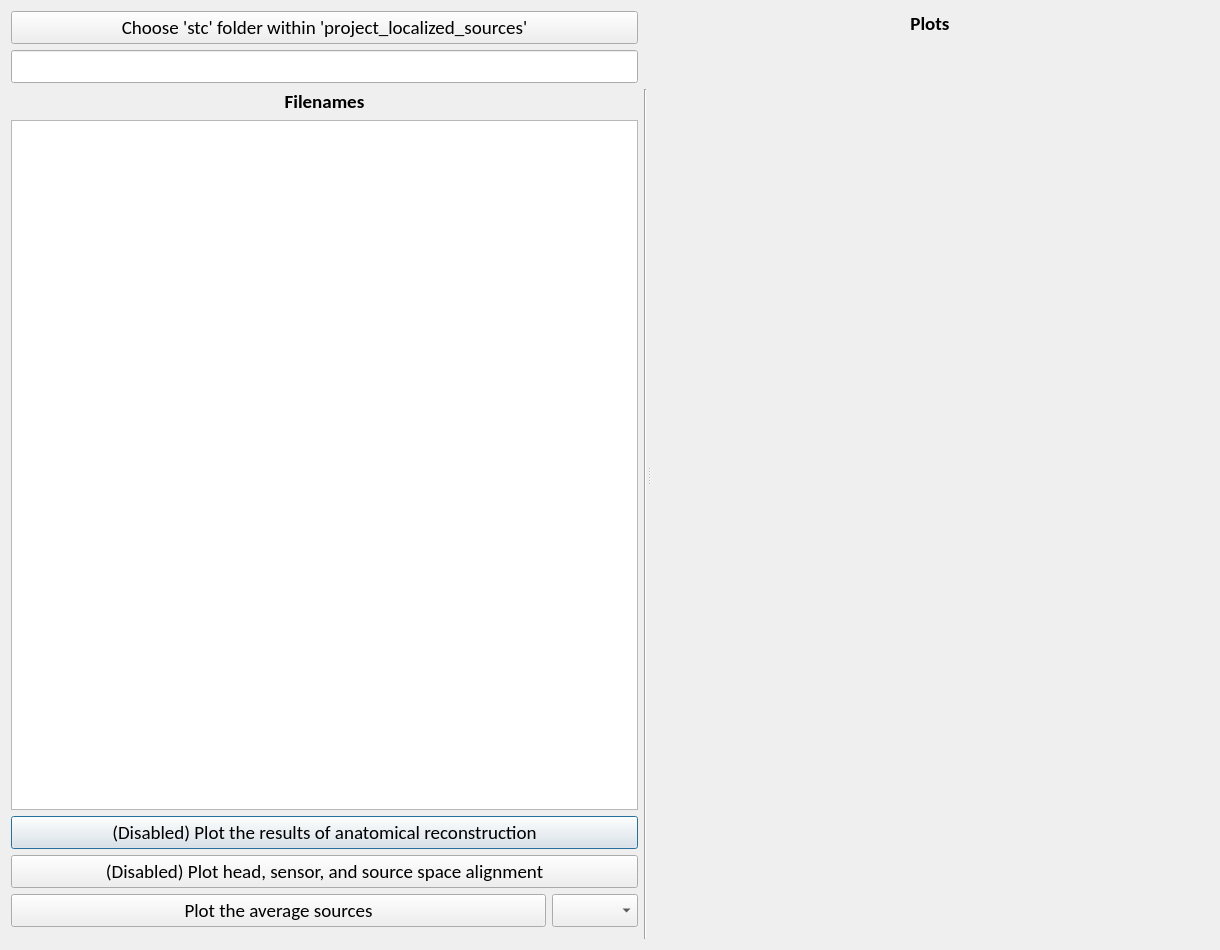
Qt form src/main/resources/base/SourceVisualizationWindow.ui (eeg-comet/eeg-comet) before a commit.
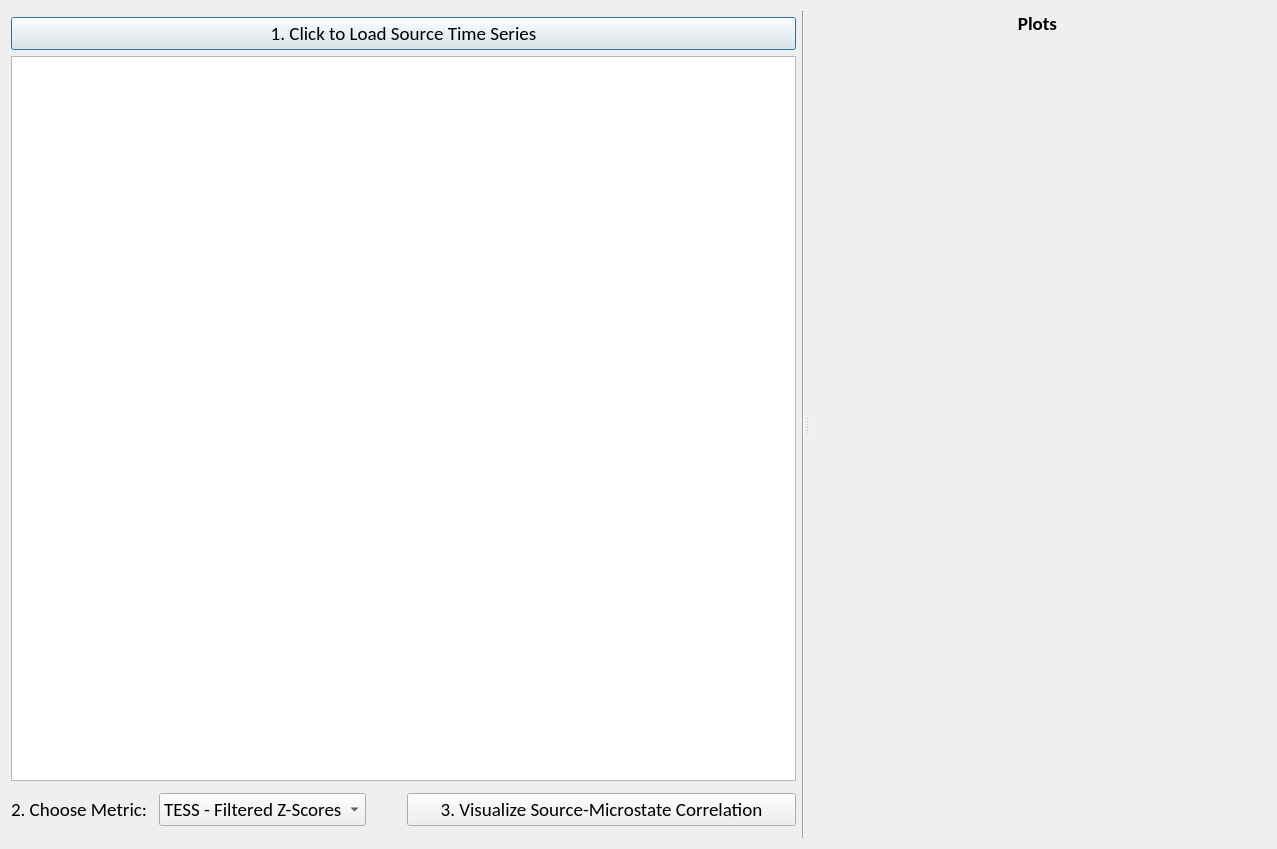
The same form after that commit. Custom widgets are drawn as their Qt base class.

Commit message: added updates to source localization and list of todos

```diff
--- a/src/main/resources/base/SourceVisualizationWindow.ui
+++ b/src/main/resources/base/SourceVisualizationWindow.ui
@@ -6,8 +6,8 @@
    <rect>
     <x>0</x>
     <y>0</y>
-    <width>1220</width>
-    <height>950</height>
+    <width>1277</width>
+    <height>849</height>
    </rect>
   </property>
   <property name="font">
@@ -37,48 +37,14 @@
        </font>
       </property>
       <layout class="QGridLayout" name="gridLayout_3">
-       <item row="4" column="0">
-        <widget class="QPushButton" name="plot_reconstruction_button">
-         <property name="sizePolicy">
-          <sizepolicy hsizetype="Minimum" vsizetype="Preferred">
-           <horstretch>0</horstretch>
-           <verstretch>0</verstretch>
-          </sizepolicy>
-         </property>
-         <property name="font">
-          <font>
-           <pointsize>14</pointsize>
-          </font>
-         </property>
+       <item row="1" column="0">
+        <widget class="QPushButton" name="load_stc_button">
          <property name="text">
-          <string>(Disabled) Plot the results of anatomical reconstruction</string>
+          <string>1. Click to Load Source Time Series</string>
          </property>
         </widget>
        </item>
-       <item row="2" column="0">
-        <widget class="QLabel" name="filename_label">
-         <property name="sizePolicy">
-          <sizepolicy hsizetype="Preferred" vsizetype="Maximum">
-           <horstretch>0</horstretch>
-           <verstretch>0</verstretch>
-          </sizepolicy>
-         </property>
-         <property name="font">
-          <font>
-           <pointsize>14</pointsize>
-           <weight>75</weight>
-           <bold>true</bold>
-          </font>
-         </property>
-         <property name="text">
-          <string>Filenames</string>
-         </property>
-         <property name="alignment">
-          <set>Qt::AlignCenter</set>
-         </property>
-        </widget>
-       </item>
-       <item row="2" column="2" rowspan="7">
+       <item row="0" column="2" rowspan="7">
         <widget class="Line" name="line">
          <property name="font">
           <font>
@@ -90,49 +56,24 @@
          </property>
         </widget>
        </item>
-       <item row="3" column="0">
-        <widget class="QListWidget" name="subjects_list">
-         <property name="sizePolicy">
-          <sizepolicy hsizetype="MinimumExpanding" vsizetype="Expanding">
-           <horstretch>0</horstretch>
-           <verstretch>0</verstretch>
-          </sizepolicy>
-         </property>
-         <property name="font">
-          <font>
-           <pointsize>14</pointsize>
-           <italic>true</italic>
-          </font>
-         </property>
-        </widget>
-       </item>
-       <item row="0" column="0">
-        <widget class="QPushButton" name="subjects_dir_button">
-         <property name="font">
-          <font>
-           <pointsize>14</pointsize>
-          </font>
-         </property>
-         <property name="text">
-          <string>Choose 'stc' folder within 'project_localized_sources'</string>
-         </property>
-        </widget>
-       </item>
-       <item row="6" column="0">
+       <item row="4" column="0">
         <layout class="QHBoxLayout" name="horizontalLayout_5">
          <item>
-          <widget class="QPushButton" name="plot_sources_button">
-           <property name="font">
-            <font>
-             <pointsize>14</pointsize>
-            </font>
+          <layout class="QHBoxLayout" name="horizontalLayout">
+           <item>
+            <widget class="QLabel" name="label">
+             <property name="maximumSize">
+              <size>
+               <width>142</width>
+               <height>16777215</height>
+              </size>
            </property>
            <property name="text">
-            <string>Plot the average sources</string>
+              <string>2. Choose Metric:</string>
            </property>
           </widget>
          </item>
-         <item>
+           <item alignment="Qt::AlignLeft">
           <widget class="QComboBox" name="microstates_list_combobox">
            <property name="sizePolicy">
             <sizepolicy hsizetype="Maximum" vsizetype="Fixed">
@@ -145,27 +86,56 @@
              <pointsize>14</pointsize>
             </font>
            </property>
+             <item>
+              <property name="text">
+               <string>TESS - Filtered Z-Scores</string>
+              </property>
+             </item>
+             <item>
+              <property name="text">
+               <string>TESS - Raw Z-Scores</string>
+              </property>
+             </item>
+             <item>
+              <property name="text">
+               <string>AVG - Filtered Z-Scores</string>
+              </property>
+             </item>
+             <item>
+              <property name="text">
+               <string>AVG - Raw Z-Scores</string>
+              </property>
+             </item>
           </widget>
          </item>
         </layout>
        </item>
-       <item row="5" column="0">
-        <widget class="QPushButton" name="plot_alignment_button">
+         <item>
+          <widget class="QPushButton" name="plot_sources_button">
          <property name="font">
           <font>
            <pointsize>14</pointsize>
           </font>
          </property>
          <property name="text">
-          <string>(Disabled) Plot head, sensor, and source space alignment</string>
+            <string>3. Visualize Source-Microstate Correlation</string>
          </property>
         </widget>
        </item>
-       <item row="1" column="0">
-        <widget class="QLineEdit" name="subjects_dir_lineedit">
+        </layout>
+       </item>
+       <item row="2" column="0">
+        <widget class="QListWidget" name="subjects_list">
+         <property name="sizePolicy">
+          <sizepolicy hsizetype="MinimumExpanding" vsizetype="Expanding">
+           <horstretch>0</horstretch>
+           <verstretch>0</verstretch>
+          </sizepolicy>
+         </property>
          <property name="font">
           <font>
            <pointsize>14</pointsize>
+           <italic>true</italic>
           </font>
          </property>
         </widget>
```
Lines whose indentation alone changed are shown as unchanged. The commit also changes 5 other files.
